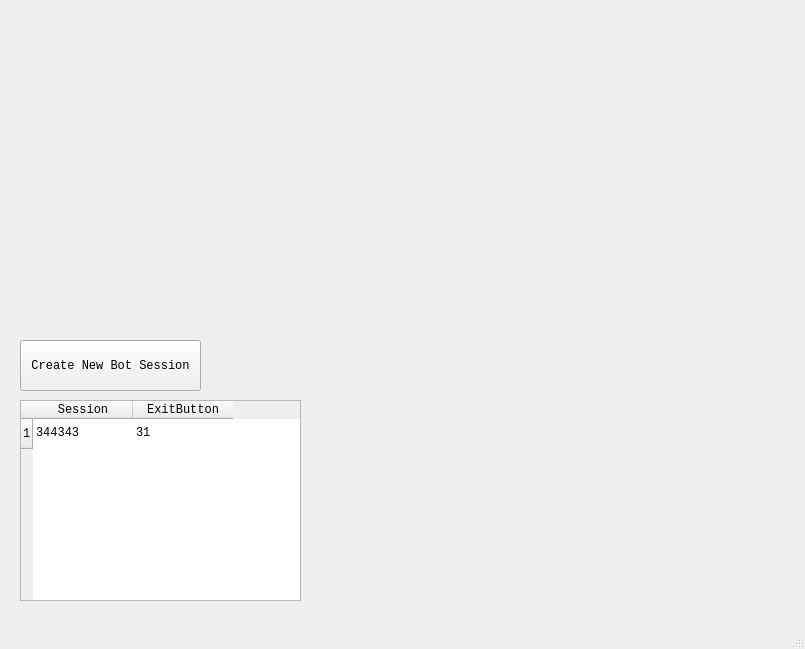
Qt form PyQtDesigner/fish_bot.ui (gonibix23/fish_bot) before a commit.
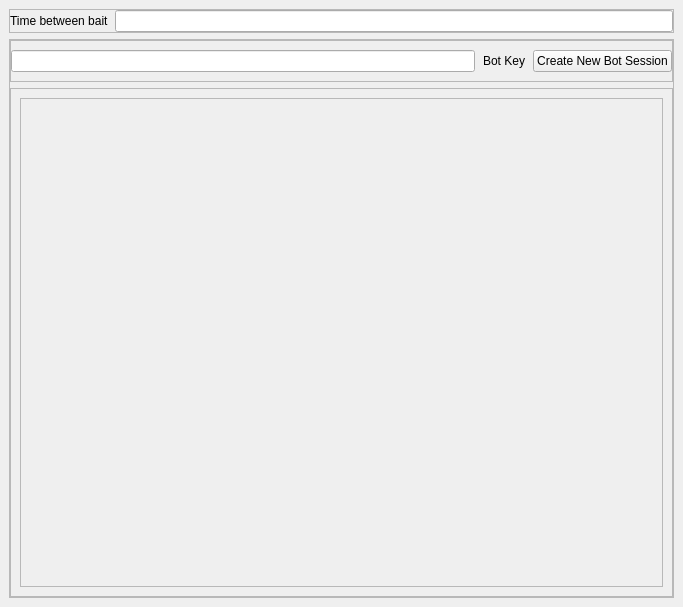
The same form after that commit.

```diff
--- a/PyQtDesigner/fish_bot.ui
+++ b/PyQtDesigner/fish_bot.ui
@@ -6,14 +6,12 @@
    <rect>
     <x>0</x>
     <y>0</y>
-    <width>805</width>
-    <height>649</height>
+    <width>683</width>
+    <height>607</height>
    </rect>
   </property>
   <property name="font">
-   <font>
-    <family>Consolas</family>
-   </font>
+   <font/>
   </property>
   <property name="cursor">
    <cursorShape>CrossCursor</cursorShape>
@@ -40,75 +38,138 @@
    <enum>Qt::ToolButtonIconOnly</enum>
   </property>
   <widget class="QWidget" name="centralwidget">
-   <widget class="QPushButton" name="pushButton">
-    <property name="geometry">
-     <rect>
-      <x>20</x>
-      <y>340</y>
-      <width>181</width>
-      <height>51</height>
-     </rect>
-    </property>
-    <property name="text">
-     <string>Create New Bot Session</string>
-    </property>
-   </widget>
-   <widget class="QTableWidget" name="tableWidget">
-    <property name="enabled">
-     <bool>true</bool>
-    </property>
-    <property name="geometry">
-     <rect>
-      <x>20</x>
-      <y>400</y>
-      <width>281</width>
-      <height>201</height>
-     </rect>
-    </property>
-    <property name="showGrid">
-     <bool>true</bool>
-    </property>
-    <property name="gridStyle">
-     <enum>Qt::NoPen</enum>
-    </property>
-    <row>
-     <property name="text">
-      <string>1</string>
-     </property>
-    </row>
-    <column>
-     <property name="text">
-      <string>Session</string>
-     </property>
-    </column>
-    <column>
-     <property name="text">
-      <string>ExitButton</string>
-     </property>
-    </column>
-    <item row="0" column="0">
-     <property name="text">
-      <string>344343</string>
-     </property>
+   <layout class="QVBoxLayout" name="verticalLayout_3">
+    <item>
+     <widget class="QFrame" name="inputs">
+      <property name="frameShape">
+       <enum>QFrame::StyledPanel</enum>
+      </property>
+      <property name="frameShadow">
+       <enum>QFrame::Raised</enum>
+      </property>
+      <layout class="QHBoxLayout" name="horizontalLayout_2">
+       <property name="leftMargin">
+        <number>0</number>
+       </property>
+       <property name="topMargin">
+        <number>0</number>
+       </property>
+       <property name="rightMargin">
+        <number>0</number>
+       </property>
+       <property name="bottomMargin">
+        <number>0</number>
+       </property>
+       <item>
+        <widget class="QLabel" name="bait_label">
+         <property name="text">
+          <string>Time between bait</string>
+         </property>
+        </widget>
+       </item>
+       <item>
+        <widget class="QLineEdit" name="bait_field"/>
+       </item>
+      </layout>
+     </widget>
     </item>
-    <item row="0" column="1">
-     <property name="text">
-      <string>31</string>
-     </property>
+    <item>
+     <widget class="QFrame" name="bot_creator_frame">
+      <property name="frameShape">
+       <enum>QFrame::StyledPanel</enum>
+      </property>
+      <property name="frameShadow">
+       <enum>QFrame::Raised</enum>
+      </property>
+      <layout class="QVBoxLayout" name="verticalLayout_2">
+       <property name="leftMargin">
+        <number>0</number>
+       </property>
+       <property name="topMargin">
+        <number>0</number>
+       </property>
+       <property name="rightMargin">
+        <number>0</number>
+       </property>
+       <property name="bottomMargin">
+        <number>0</number>
+       </property>
+       <item>
+        <widget class="QFrame" name="bot_key_frame">
+         <property name="frameShape">
+          <enum>QFrame::StyledPanel</enum>
+         </property>
+         <property name="frameShadow">
+          <enum>QFrame::Raised</enum>
+         </property>
+         <layout class="QHBoxLayout" name="horizontalLayout">
+          <property name="spacing">
+           <number>8</number>
+          </property>
+          <property name="leftMargin">
+           <number>0</number>
+          </property>
+          <property name="rightMargin">
+           <number>0</number>
+          </property>
+          <property name="bottomMargin">
+           <number>9</number>
+          </property>
+          <item>
+           <widget class="QLineEdit" name="bot_key_field"/>
+          </item>
+          <item>
+           <widget class="QLabel" name="boit_key_label">
+            <property name="text">
+             <string>Bot Key</string>
+            </property>
+           </widget>
+          </item>
+          <item>
+           <widget class="QPushButton" name="bot_create_button">
+            <property name="text">
+             <string>Create New Bot Session</string>
+            </property>
+           </widget>
+          </item>
+         </layout>
+        </widget>
+       </item>
+       <item>
+        <widget class="QScrollArea" name="bot_thread_list">
+         <property name="widgetResizable">
+          <bool>true</bool>
+         </property>
+         <widget class="QWidget" name="scrollAreaWidgetContents">
+          <property name="geometry">
+           <rect>
+            <x>0</x>
+            <y>0</y>
+            <width>661</width>
+            <height>505</height>
+           </rect>
+          </property>
+          <layout class="QGridLayout" name="gridLayout">
+           <item row="0" column="0">
+            <widget class="QFrame" name="bot_session_0">
+             <property name="frameShape">
+              <enum>QFrame::StyledPanel</enum>
+             </property>
+             <property name="frameShadow">
+              <enum>QFrame::Raised</enum>
+             </property>
+             <layout class="QHBoxLayout" name="horizontalLayout_3"/>
+            </widget>
+           </item>
+          </layout>
+         </widget>
+        </widget>
+       </item>
+      </layout>
+     </widget>
     </item>
-   </widget>
+   </layout>
   </widget>
-  <widget class="QMenuBar" name="menubar">
-   <property name="geometry">
-    <rect>
-     <x>0</x>
-     <y>0</y>
-     <width>805</width>
-     <height>21</height>
-    </rect>
-   </property>
-  </widget>
-  <widget class="QStatusBar" name="statusbar"/>
  </widget>
  <resources/>
  <connections/>
```
Left out of the diff: 5 changed lines with no effect on the pictures.
